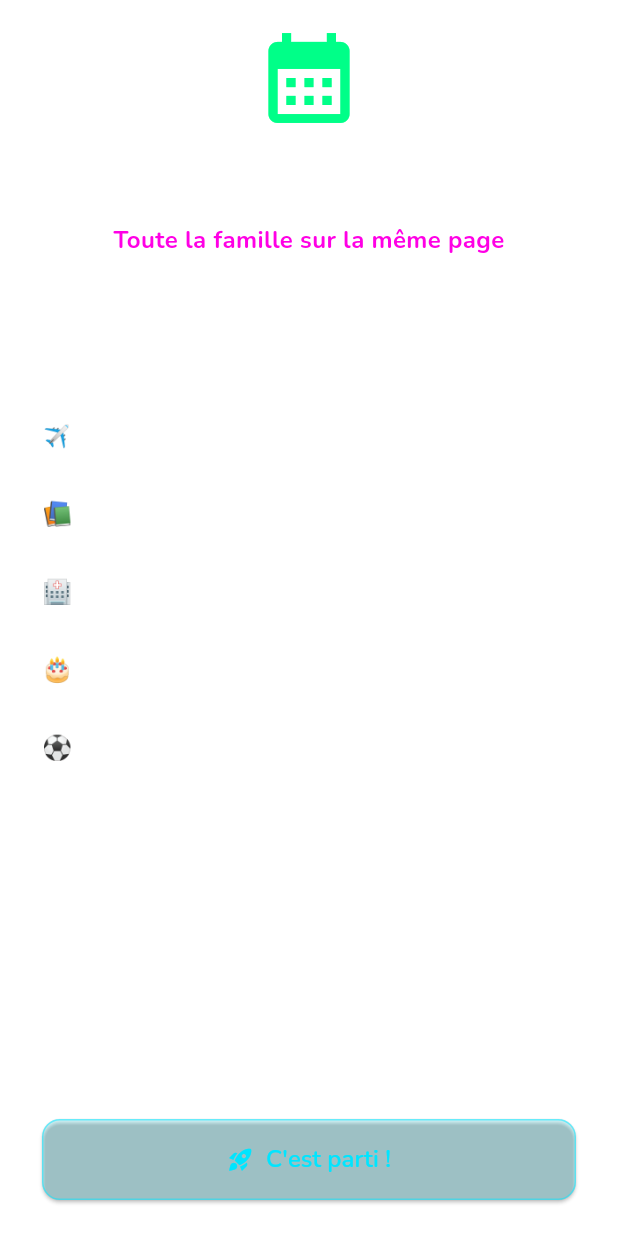
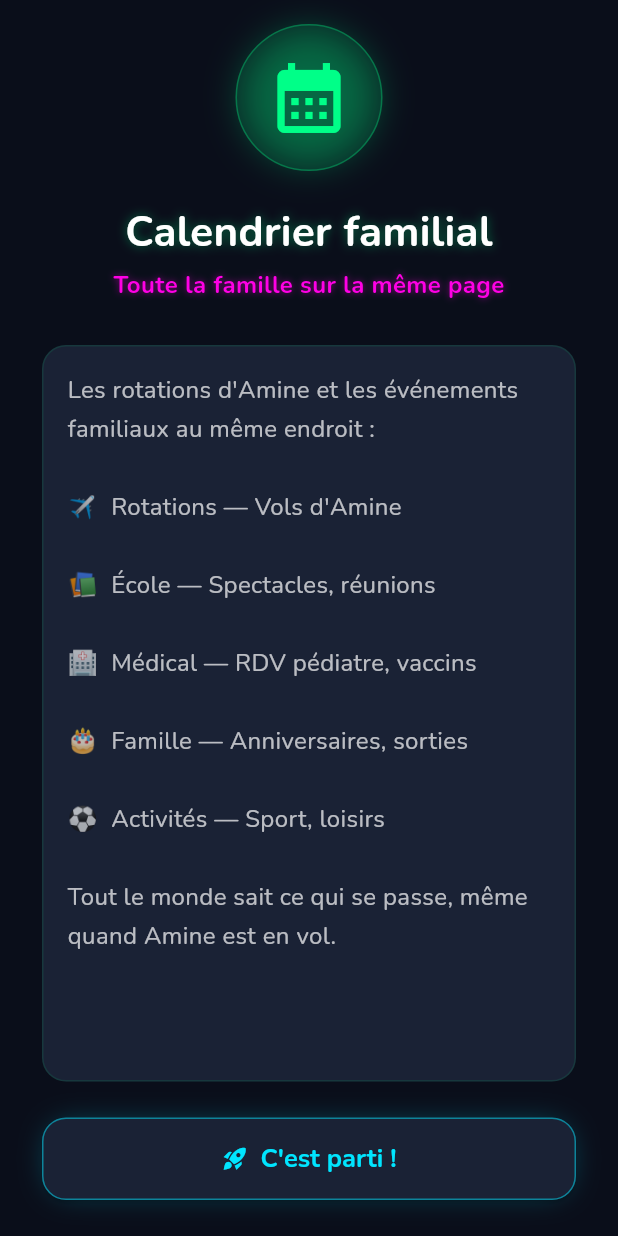
Before and after one commit to aminebouchenafa-svg/CAPS-connecting-all-parents-and-status, a Flutter app: the screen it shows after launch, swiped to page 4, on a phone screen of 412 x 824 dp. Run offline on Flutter 3.47's test engine with Material 3 defaults, Android fonts, the phone set to English and light mode, and no system bars; our stand-ins replace cloud_firestore, equatable, file_picker, firebase_auth, firebase_core, flutter_riverpod and 2 more; missing offline and left inert: syncfusion_flutter_pdf; accounts and stored records are empty.

```diff
--- a/lib/features/onboarding/presentation/pages/welcome_page.dart
+++ b/lib/features/onboarding/presentation/pages/welcome_page.dart
@@ -13,13 +13,13 @@ class WelcomePage extends ConsumerWidget {
   @override
   Widget build(BuildContext context, WidgetRef ref) {
     return Scaffold(
-      backgroundColor: Colors.white,
+      backgroundColor: AppColors.backgroundDark,
       body: SafeArea(
         child: PageView(
           children: [
             _WelcomeSlide(
               icon: Icons.flight_takeoff,
-              iconColor: AppColors.primary,
+              iconColor: AppColors.neonCyan,
               title: 'Bienvenue sur C.A.P.S.',
               subtitle: 'Cockpit Familial',
               description:
@@ -35,7 +35,7 @@ class WelcomePage extends ConsumerWidget {
             ),
             _WelcomeSlide(
               icon: Icons.radar,
-              iconColor: AppColors.statusEnVol,
+              iconColor: AppColors.neonCyan,
               title: '4 phases de vol',
               subtitle: 'Pour savoir où est Papa',
               description:
@@ -50,7 +50,7 @@ class WelcomePage extends ConsumerWidget {
             ),
             _WelcomeSlide(
               icon: Icons.timer,
-              iconColor: AppColors.accent,
+              iconColor: AppColors.neonMagenta,
               title: 'Compte à rebours',
               subtitle: 'Papa rentre dans combien de temps ?',
               description:
@@ -96,22 +96,54 @@ class _WelcomeSlide extends StatelessWidget {
       child: Column(
         mainAxisAlignment: MainAxisAlignment.center,
         children: [
-          Icon(icon, size: 72, color: iconColor),
-          const SizedBox(height: 20),
-          Text(title, style: AppTextStyles.heading1, textAlign: TextAlign.center),
+          Container(
+            padding: const EdgeInsets.all(20),
+            decoration: BoxDecoration(
+              shape: BoxShape.circle,
+              color: iconColor.withValues(alpha: 0.1),
+              border: Border.all(color: iconColor.withValues(alpha: 0.3)),
+              boxShadow: [
+                BoxShadow(color: iconColor.withValues(alpha: 0.3), blurRadius: 20, spreadRadius: -4),
+              ],
+            ),
+            child: Icon(icon, size: 56, color: iconColor),
+          ),
+          const SizedBox(height: 24),
+          Text(
+            title,
+            style: AppTextStyles.heading1.copyWith(
+              color: Colors.white,
+              shadows: [Shadow(color: AppColors.neonCyan.withValues(alpha: 0.4), blurRadius: 8)],
+            ),
+            textAlign: TextAlign.center,
+          ),
           const SizedBox(height: 6),
           Text(
             subtitle,
-            style: AppTextStyles.bodyBold.copyWith(color: AppColors.accent),
+            style: AppTextStyles.bodyBold.copyWith(
+              color: AppColors.neonMagenta,
+              shadows: [Shadow(color: AppColors.neonMagenta.withValues(alpha: 0.5), blurRadius: 6)],
+            ),
             textAlign: TextAlign.center,
           ),
           const SizedBox(height: 28),
           Expanded(
+            child: Container(
+              padding: const EdgeInsets.all(16),
+              decoration: BoxDecoration(
+                color: AppColors.cardDark,
+                borderRadius: BorderRadius.circular(16),
+                border: Border.all(color: AppColors.neonCyan.withValues(alpha: 0.1)),
+              ),
               child: SingleChildScrollView(
                 child: Text(
                   description,
-                style: AppTextStyles.body.copyWith(height: 1.6),
+                  style: AppTextStyles.body.copyWith(
+                    height: 1.6,
+                    color: Colors.white70,
+                  ),
                   textAlign: TextAlign.left,
+                ),
               ),
             ),
           ),
@@ -119,14 +151,14 @@ class _WelcomeSlide extends StatelessWidget {
           Row(
             mainAxisAlignment: MainAxisAlignment.center,
             children: [
-              Icon(Icons.arrow_back_ios, size: 12, color: Colors.grey[400]),
+              Icon(Icons.arrow_back_ios, size: 12, color: AppColors.neonCyan.withValues(alpha: 0.4)),
               const SizedBox(width: 4),
               Text(
                 'Glissez pour continuer',
-                style: AppTextStyles.caption.copyWith(color: Colors.grey[400]),
+                style: AppTextStyles.caption.copyWith(color: AppColors.neonCyan.withValues(alpha: 0.4)),
               ),
               const SizedBox(width: 4),
-              Icon(Icons.arrow_forward_ios, size: 12, color: Colors.grey[400]),
+              Icon(Icons.arrow_forward_ios, size: 12, color: AppColors.neonCyan.withValues(alpha: 0.4)),
             ],
           ),
           const SizedBox(height: 8),
@@ -148,21 +180,45 @@ class _LastSlide extends StatelessWidget {
       child: Column(
         mainAxisAlignment: MainAxisAlignment.center,
         children: [
-          Icon(Icons.calendar_month, size: 72, color: AppColors.success),
-          const SizedBox(height: 20),
+          Container(
+            padding: const EdgeInsets.all(20),
+            decoration: BoxDecoration(
+              shape: BoxShape.circle,
+              color: AppColors.neonGreen.withValues(alpha: 0.1),
+              border: Border.all(color: AppColors.neonGreen.withValues(alpha: 0.3)),
+              boxShadow: [
+                BoxShadow(color: AppColors.neonGreen.withValues(alpha: 0.3), blurRadius: 20, spreadRadius: -4),
+              ],
+            ),
+            child: Icon(Icons.calendar_month, size: 56, color: AppColors.neonGreen),
+          ),
+          const SizedBox(height: 24),
           Text(
             'Calendrier familial',
-            style: AppTextStyles.heading1,
+            style: AppTextStyles.heading1.copyWith(
+              color: Colors.white,
+              shadows: [Shadow(color: AppColors.neonGreen.withValues(alpha: 0.4), blurRadius: 8)],
+            ),
             textAlign: TextAlign.center,
           ),
           const SizedBox(height: 6),
           Text(
             'Toute la famille sur la même page',
-            style: AppTextStyles.bodyBold.copyWith(color: AppColors.accent),
+            style: AppTextStyles.bodyBold.copyWith(
+              color: AppColors.neonMagenta,
+              shadows: [Shadow(color: AppColors.neonMagenta.withValues(alpha: 0.5), blurRadius: 6)],
+            ),
             textAlign: TextAlign.center,
           ),
           const SizedBox(height: 28),
           Expanded(
+            child: Container(
+              padding: const EdgeInsets.all(16),
+              decoration: BoxDecoration(
+                color: AppColors.cardDark,
+                borderRadius: BorderRadius.circular(16),
+                border: Border.all(color: AppColors.neonGreen.withValues(alpha: 0.1)),
+              ),
               child: SingleChildScrollView(
                 child: Text(
                   'Les rotations d\'Amine et les événements '
@@ -174,20 +230,38 @@ class _LastSlide extends StatelessWidget {
                   '⚽  Activités — Sport, loisirs\n\n'
                   'Tout le monde sait ce qui se passe, '
                   'même quand Amine est en vol.',
-                style: AppTextStyles.body.copyWith(height: 1.6),
+                  style: AppTextStyles.body.copyWith(
+                    height: 1.6,
+                    color: Colors.white70,
+                  ),
                   textAlign: TextAlign.left,
+                ),
               ),
             ),
           ),
           const SizedBox(height: 24),
           SizedBox(
             width: double.infinity,
+            child: Container(
+              decoration: BoxDecoration(
+                borderRadius: BorderRadius.circular(16),
+                boxShadow: [
+                  BoxShadow(color: AppColors.neonCyan.withValues(alpha: 0.3), blurRadius: 16, spreadRadius: -4),
+                ],
+              ),
               child: ElevatedButton.icon(
                 onPressed: onStart,
                 icon: const Icon(Icons.rocket_launch),
-              label: const Text('C\'est parti !'),
+                label: const Text('C\'est parti !', style: TextStyle(fontSize: 17, fontWeight: FontWeight.w700)),
                 style: ElevatedButton.styleFrom(
                   padding: const EdgeInsets.symmetric(vertical: 16),
+                  backgroundColor: AppColors.cardDark,
+                  foregroundColor: AppColors.neonCyan,
+                  shape: RoundedRectangleBorder(
+                    borderRadius: BorderRadius.circular(16),
+                    side: BorderSide(color: AppColors.neonCyan.withValues(alpha: 0.5)),
+                  ),
+                ),
               ),
             ),
           ),
```
Also changed, not shown: lib/features/roster/presentation/pages/roster_page.dart (+35 -5 lines). Lines whose indentation alone changed are shown as unchanged.
